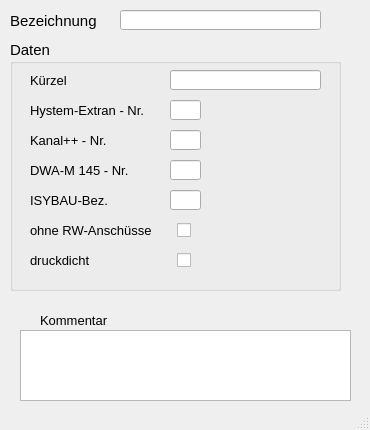
Above: qkan/forms/qkan_entwaesserungsarten.ui from hoettges/QKan before the change. Below: the same form after it.
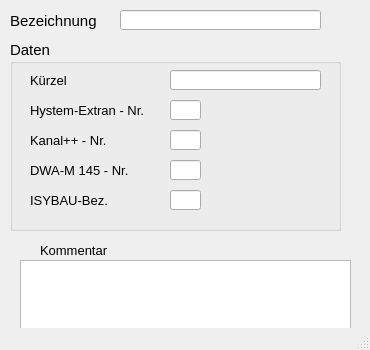
That is the form after the change.

Patch:
```diff
--- a/qkan/forms/qkan_entwaesserungsarten.ui
+++ b/qkan/forms/qkan_entwaesserungsarten.ui
@@ -7,13 +7,13 @@
     <x>0</x>
     <y>0</y>
     <width>370</width>
-    <height>430</height>
+    <height>350</height>
    </rect>
   </property>
   <property name="minimumSize">
    <size>
     <width>370</width>
-    <height>430</height>
+    <height>350</height>
    </size>
   </property>
   <property name="maximumSize">
@@ -80,7 +80,7 @@
     <property name="geometry">
      <rect>
       <x>40</x>
-      <y>310</y>
+      <y>240</y>
       <width>100</width>
       <height>21</height>
      </rect>
@@ -96,7 +96,7 @@
     <property name="geometry">
      <rect>
       <x>20</x>
-      <y>330</y>
+      <y>260</y>
       <width>331</width>
       <height>71</height>
      </rect>
@@ -114,7 +114,7 @@
       <x>10</x>
       <y>40</y>
       <width>331</width>
-      <height>251</height>
+      <height>191</height>
      </rect>
     </property>
     <property name="font">
@@ -409,112 +409,6 @@
       <bool>true</bool>
      </property>
     </widget>
-    <widget class="QCheckBox" name="transport">
-     <property name="geometry">
-      <rect>
-       <x>140</x>
-       <y>180</y>
-       <width>41</width>
-       <height>20</height>
-      </rect>
-     </property>
-     <property name="font">
-      <font>
-       <family>Tahoma</family>
-       <pointsize>10</pointsize>
-      </font>
-     </property>
-     <property name="toolTip">
-      <string>&lt;html&gt;&lt;head/&gt;&lt;body&gt;&lt;p&gt;Haltung ohne Regenwasserzuleitung&lt;/p&gt;&lt;/body&gt;&lt;/html&gt;</string>
-     </property>
-     <property name="statusTip">
-      <string>Haltung ohne Regenwasserzuleitung</string>
-     </property>
-     <property name="layoutDirection">
-      <enum>Qt::RightToLeft</enum>
-     </property>
-     <property name="text">
-      <string/>
-     </property>
-     <property name="tristate">
-      <bool>true</bool>
-     </property>
-    </widget>
-    <widget class="QLabel" name="label_8">
-     <property name="geometry">
-      <rect>
-       <x>20</x>
-       <y>180</y>
-       <width>131</width>
-       <height>21</height>
-      </rect>
-     </property>
-     <property name="font">
-      <font>
-       <family>Tahoma</family>
-       <pointsize>10</pointsize>
-      </font>
-     </property>
-     <property name="text">
-      <string>&lt;html&gt;&lt;head/&gt;&lt;body&gt;&lt;p&gt;ohne RW-Anschüsse&lt;/p&gt;&lt;/body&gt;&lt;/html&gt;</string>
-     </property>
-     <property name="alignment">
-      <set>Qt::AlignLeading|Qt::AlignLeft|Qt::AlignVCenter</set>
-     </property>
-    </widget>
-    <widget class="QLabel" name="label_9">
-     <property name="geometry">
-      <rect>
-       <x>20</x>
-       <y>210</y>
-       <width>131</width>
-       <height>21</height>
-      </rect>
-     </property>
-     <property name="font">
-      <font>
-       <family>Tahoma</family>
-       <pointsize>10</pointsize>
-      </font>
-     </property>
-     <property name="text">
-      <string>&lt;html&gt;&lt;head/&gt;&lt;body&gt;&lt;p&gt;druckdicht&lt;/p&gt;&lt;/body&gt;&lt;/html&gt;</string>
-     </property>
-     <property name="alignment">
-      <set>Qt::AlignLeading|Qt::AlignLeft|Qt::AlignVCenter</set>
-     </property>
-    </widget>
-    <widget class="QCheckBox" name="druckdicht">
-     <property name="geometry">
-      <rect>
-       <x>140</x>
-       <y>210</y>
-       <width>41</width>
-       <height>20</height>
-      </rect>
-     </property>
-     <property name="font">
-      <font>
-       <family>Tahoma</family>
-       <pointsize>10</pointsize>
-      </font>
-     </property>
-     <property name="toolTip">
-      <string>Druckleitung</string>
-     </property>
-     <property name="statusTip">
-      <string>Druckleitung</string>
-     </property>
-     <property name="layoutDirection">
-      <enum>Qt::RightToLeft</enum>
-     </property>
-     <property name="text">
-      <string/>
-     </property>
-     <property name="tristate">
-      <bool>true</bool>
-     </property>
-    </widget>
    </widget>
   </widget>
   <widget class="QStatusBar" name="statusbar"/>
```
